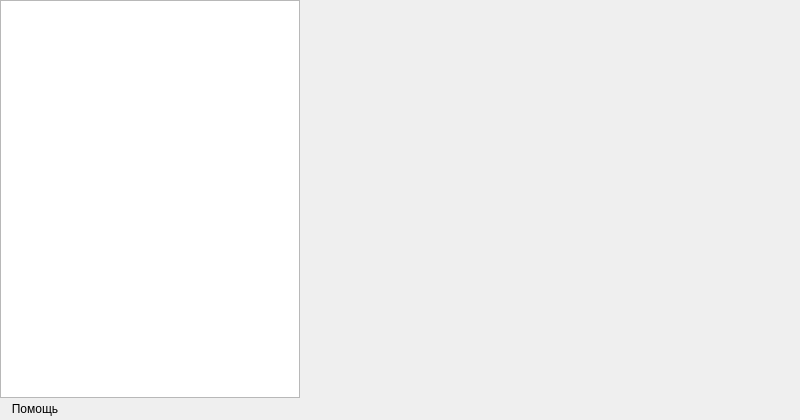
The window that mainwindow.ui (EgorAlmikeev/ProjectX) describes before a commit, drawn with Qt 5.
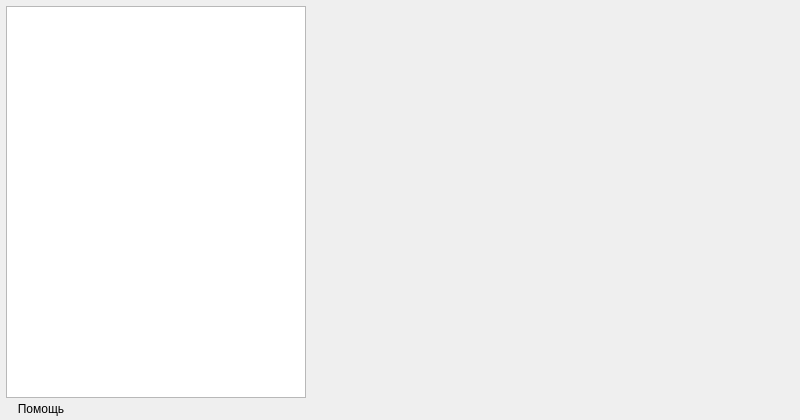
The same window after the commit.

Commit message: MathParser deleted from root dir, changed mainwindow margin

```diff
--- a/mainwindow.ui
+++ b/mainwindow.ui
@@ -22,10 +22,10 @@
   <widget class="QWidget" name="centralWidget">
    <layout class="QGridLayout" name="gridLayout" columnstretch="0,0">
     <property name="leftMargin">
-     <number>0</number>
+     <number>6</number>
     </property>
     <property name="topMargin">
-     <number>0</number>
+     <number>6</number>
     </property>
     <property name="rightMargin">
      <number>0</number>
```
Left out of the diff: 48 changed lines with no effect on the pictures. The commit also changes 2 other files.
